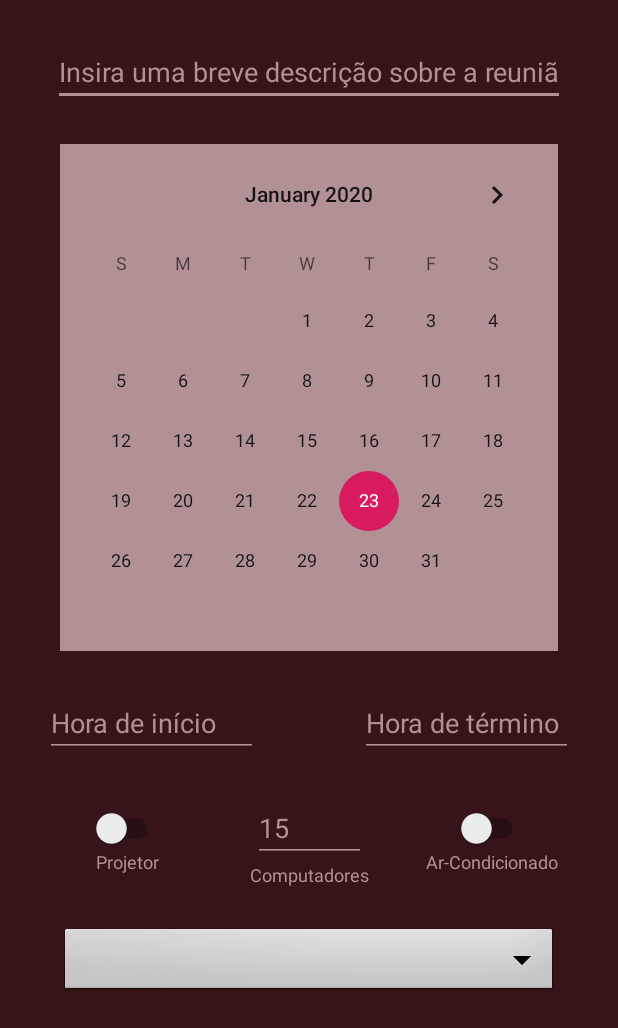
After one commit to lucasSaints/RoomControl, an Android app: the layout activity_form_reuniao.xml on its own in the app's theme, with its tools: preview values and no code run, on a phone screen of 412 x 824 dp. The commit adds this screen. Shown: the top 1028 px of the screen. Run offline under Robolectric (Android 15) with nearby library versions, the phone set to English and light mode, and no system bars.

Commit message:
update geral, anotacoes indexadas

```diff
--- /dev/null
+++ b/RoomControl/app/src/main/res/layout/activity_form_reuniao.xml
@@ -0,0 +1,184 @@
+<?xml version="1.0" encoding="utf-8"?>
+<androidx.constraintlayout.widget.ConstraintLayout xmlns:android="http://schemas.android.com/apk/res/android"
+    xmlns:app="http://schemas.android.com/apk/res-auto"
+    xmlns:tools="http://schemas.android.com/tools"
+    android:id="@+id/linearLayout"
+    android:layout_width="match_parent"
+    android:layout_height="match_parent">
+
+
+    <ImageView
+        android:id="@+id/fundo"
+        android:layout_width="0dp"
+        android:layout_height="0dp"
+        app:layout_constraintBottom_toBottomOf="parent"
+        app:layout_constraintEnd_toEndOf="parent"
+        app:layout_constraintStart_toStartOf="parent"
+        app:layout_constraintTop_toTopOf="parent"
+        app:srcCompat="@color/colorDesaturated" />
+
+    <ImageView
+        android:id="@+id/fundoCalend"
+        android:layout_width="0dp"
+        android:layout_height="0dp"
+        app:layout_constraintBottom_toBottomOf="@+id/calendarView"
+        app:layout_constraintEnd_toEndOf="@+id/calendarView"
+        app:layout_constraintStart_toStartOf="@+id/calendarView"
+        app:layout_constraintTop_toTopOf="@+id/calendarView"
+        app:srcCompat="@color/colorGreyText" />
+
+    <EditText
+        android:id="@+id/descripText"
+        android:layout_width="0dp"
+        android:layout_height="wrap_content"
+        android:layout_marginStart="35dp"
+        android:layout_marginLeft="35dp"
+        android:layout_marginTop="25dp"
+        android:layout_marginEnd="35dp"
+        android:layout_marginRight="35dp"
+        android:backgroundTint="@color/colorGreyText"
+        android:contentDescription="@string/insira_breve_descricao_reuniao"
+        android:ems="10"
+        android:hint="@string/insira_breve_descricao_reuniao"
+        android:inputType="textPersonName"
+        android:textColorHint="@color/colorGreyText"
+        app:layout_constraintEnd_toEndOf="parent"
+        app:layout_constraintStart_toStartOf="parent"
+        app:layout_constraintTop_toTopOf="parent" tools:targetApi="lollipop" />
+
+    <CalendarView
+        android:id="@+id/calendarView"
+        android:layout_width="0dp"
+        android:layout_height="wrap_content"
+        android:layout_marginStart="40dp"
+        android:layout_marginLeft="40dp"
+        android:layout_marginTop="25dp"
+        android:layout_marginEnd="40dp"
+        android:layout_marginRight="40dp"
+        android:contentDescription="@string/escolha_data_reuniao_calendrio"
+        android:minDate="01/01/2020"
+        app:layout_constraintEnd_toEndOf="parent"
+        app:layout_constraintStart_toStartOf="parent"
+        app:layout_constraintTop_toBottomOf="@+id/descripText" />
+
+    <EditText
+        android:id="@+id/horaText"
+        android:layout_width="142dp"
+        android:layout_height="wrap_content"
+        android:layout_marginStart="30dp"
+        android:layout_marginLeft="30dp"
+        android:layout_marginTop="25dp"
+        android:backgroundTint="@color/colorGreyText"
+        android:contentDescription="@string/hora_de_inicio"
+        android:ems="10"
+        android:hint="@string/hora_de_inicio"
+        android:inputType="time"
+        android:textColorHint="@color/colorGreyText"
+        app:layout_constraintStart_toStartOf="parent"
+        app:layout_constraintTop_toBottomOf="@+id/calendarView"
+        tools:targetApi="lollipop" />
+
+    <EditText
+        android:id="@+id/horaText2"
+        android:layout_width="142dp"
+        android:layout_height="wrap_content"
+        android:layout_marginTop="25dp"
+        android:layout_marginEnd="30dp"
+        android:layout_marginRight="30dp"
+        android:backgroundTint="@color/colorGreyText"
+        android:contentDescription="@string/hora_de_termino"
+        android:ems="10"
+        android:hint="@string/hora_de_termino"
+        android:inputType="time"
+        android:textColorHint="@color/colorGreyText"
+        app:layout_constraintEnd_toEndOf="parent"
+        app:layout_constraintTop_toBottomOf="@+id/calendarView"
+        tools:targetApi="lollipop" />
+
+    <EditText
+        android:id="@+id/pcText"
+        android:layout_width="75dp"
+        android:layout_height="wrap_content"
+        android:layout_marginTop="95dp"
+        android:backgroundTint="@color/colorGreyText"
+        android:contentDescription="@string/quantidade_de_computadores"
+        android:ems="10"
+        android:hint="15"
+        android:inputType="number"
+        android:textColor="@color/colorText"
+        android:textColorHint="@color/colorGreyText"
+        app:layout_constraintEnd_toEndOf="@+id/calendarView"
+        app:layout_constraintStart_toStartOf="@+id/calendarView"
+        app:layout_constraintTop_toBottomOf="@+id/calendarView"
+        tools:targetApi="lollipop" />
+
+    <TextView
+        android:id="@+id/pcHint"
+        android:layout_width="wrap_content"
+        android:layout_height="wrap_content"
+        android:text="@string/computadores"
+        android:textColor="@color/colorGreyText"
+        android:textSize="12sp"
+        app:layout_constraintEnd_toEndOf="@+id/pcText"
+        app:layout_constraintStart_toStartOf="@+id/pcText"
+        app:layout_constraintTop_toBottomOf="@+id/pcText" />
+
+    <Switch
+        android:id="@+id/switchProjetor"
+        android:layout_width="wrap_content"
+        android:layout_height="wrap_content"
+        android:contentDescription="@string/precisa_de_projetor"
+        app:layout_constraintBottom_toBottomOf="@+id/pcText"
+        app:layout_constraintEnd_toStartOf="@+id/pcText"
+        app:layout_constraintStart_toStartOf="parent"
+        app:layout_constraintTop_toTopOf="@+id/pcText" />
+
+    <TextView
+        android:id="@+id/projetorHint"
+        android:layout_width="wrap_content"
+        android:layout_height="wrap_content"
+        android:text="@string/projetor"
+        android:textColor="@color/colorGreyText"
+        android:textSize="12sp"
+        app:layout_constraintEnd_toEndOf="@+id/switchProjetor"
+        app:layout_constraintStart_toStartOf="@+id/switchProjetor"
+        app:layout_constraintTop_toBottomOf="@+id/switchProjetor" />
+
+    <Switch
+        android:id="@+id/switchAC"
+        android:layout_width="wrap_content"
+        android:layout_height="wrap_content"
+        android:contentDescription="@string/precisa_de_ar_condicionado"
+        app:layout_constraintBottom_toBottomOf="@+id/pcText"
+        app:layout_constraintEnd_toEndOf="parent"
+        app:layout_constraintStart_toEndOf="@+id/pcText"
+        app:layout_constraintTop_toTopOf="@+id/pcText" />
+
+    <TextView
+        android:id="@+id/acHint"
+        android:layout_width="wrap_content"
+        android:layout_height="wrap_content"
+        android:text="@string/ac"
+        android:textColor="@color/colorGreyText"
+        android:textSize="12sp"
+        app:layout_constraintEnd_toEndOf="@+id/switchAC"
+        app:layout_constraintStart_toStartOf="@+id/switchAC"
+        app:layout_constraintTop_toBottomOf="@+id/switchProjetor" />
+
+    <Spinner
+        android:id="@+id/dropdown"
+        android:layout_width="0dp"
+        android:layout_height="wrap_content"
+        android:layout_marginStart="40dp"
+        android:layout_marginLeft="40dp"
+        android:layout_marginTop="25dp"
+        android:layout_marginEnd="40dp"
+        android:layout_marginRight="40dp"
+        android:background="@android:drawable/btn_dropdown"
+        app:layout_constraintEnd_toEndOf="parent"
+        app:layout_constraintHorizontal_bias="0.0"
+        app:layout_constraintStart_toStartOf="parent"
+        app:layout_constraintTop_toBottomOf="@+id/pcHint" />
+
+
+</androidx.constraintlayout.widget.ConstraintLayout>
--- a/RoomControl/app/src/main/res/values/colors.xml
+++ b/RoomControl/app/src/main/res/values/colors.xml
@@ -3,7 +3,9 @@
     <color name="colorPrimary">#4f060c</color>
     <color name="colorPrimaryAlt">#3d0911</color>
     <color name="colorSecondary">#702127</color>
+    <color name="colorDesaturated">#361417</color>
     <color name="colorAccent">#D81B60</color>
     <color name="colorText">#fffdf0</color>
+    <color name="colorGreyText">#B29194</color>
     <color name="colorFakeBlack">#0e0017</color>
 </resources>
--- a/RoomControl/app/src/main/res/values/strings.xml
+++ b/RoomControl/app/src/main/res/values/strings.xml
@@ -10,4 +10,14 @@
     <string name="invalid_username">Nome de usuário inválido</string>
     <string name="invalid_password">Senha deve conter no mínimo 6 caracteres</string>
     <string name="login_failed">Falha no login</string>
+    <string name="ac">Ar-Condicionado</string>
+    <string name="hora_de_termino">Hora de término</string>
+    <string name="projetor">Projetor</string>
+    <string name="insira_breve_descricao_reuniao">Insira uma breve descrição sobre a reunião</string>
+    <string name="hora_de_inicio">Hora de início</string>
+    <string name="computadores">Computadores</string>
+    <string name="escolha_data_reuniao_calendrio">Escolha a data da reunião no calendário</string>
+    <string name="quantidade_de_computadores">quantidade de computadores</string>
+    <string name="precisa_de_projetor">precisa de projetor?</string>
+    <string name="precisa_de_ar_condicionado">precisa de ar condicionado?</string>
 </resources>
```
